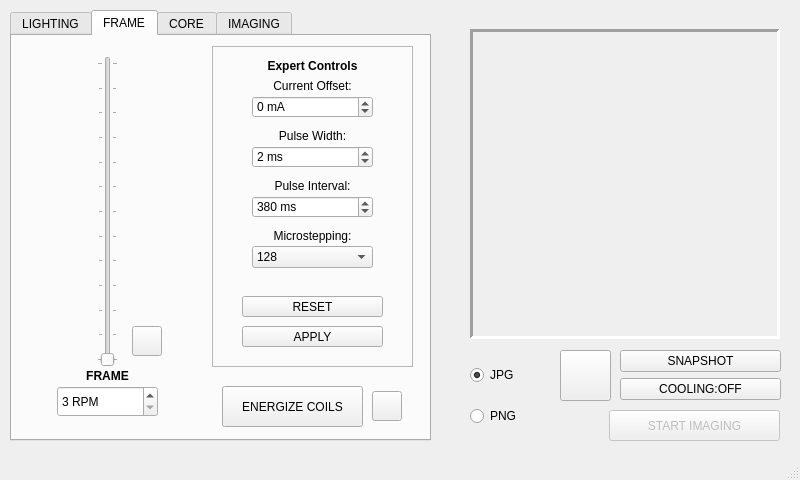
Above: _ui/Clinostat.ui from CoSE-Jerry/3D-Clinostat before the change. Below: the same form after it.
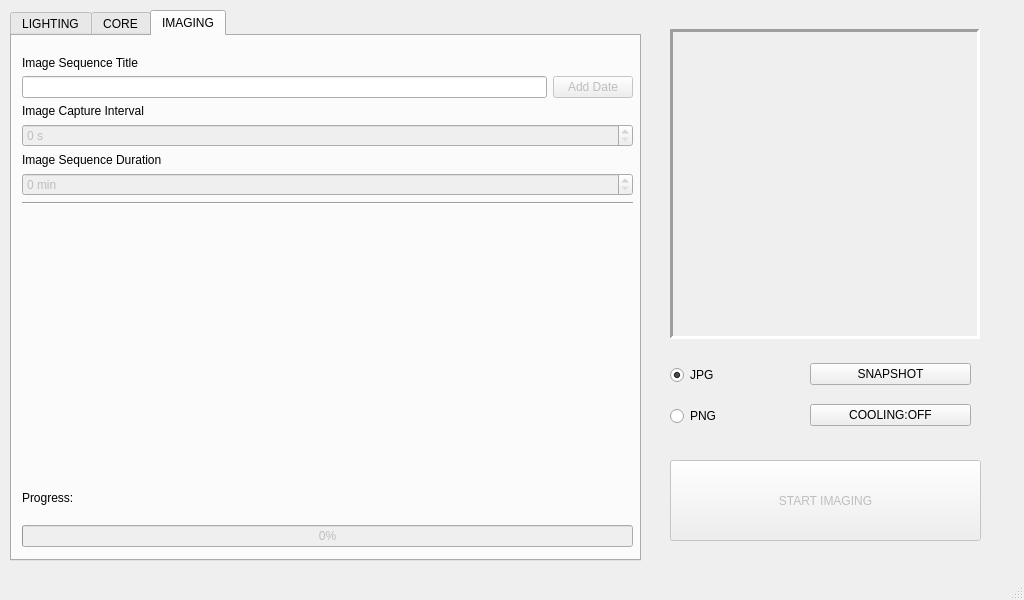
That is the form after the change. The open tabs and pages were chosen to show the change. Icons and pictures are not drawn.

```diff
--- a/_ui/Clinostat.ui
+++ b/_ui/Clinostat.ui
@@ -9,8 +9,8 @@
    <rect>
     <x>0</x>
     <y>0</y>
-    <width>800</width>
-    <height>480</height>
+    <width>1024</width>
+    <height>600</height>
    </rect>
   </property>
   <property name="windowTitle">
@@ -24,7 +24,7 @@
    <widget class="QLabel" name="Image_Frame">
     <property name="geometry">
      <rect>
-      <x>470</x>
+      <x>670</x>
       <y>29</y>
       <width>310</width>
       <height>310</height>
@@ -54,8 +54,8 @@
      <rect>
       <x>10</x>
       <y>10</y>
-      <width>421</width>
-      <height>431</height>
+      <width>631</width>
+      <height>551</height>
      </rect>
     </property>
     <property name="currentIndex">
@@ -423,362 +423,6 @@
       </property>
      </widget>
     </widget>
-    <widget class="QWidget" name="Frame_tab">
-     <attribute name="title">
-      <string>FRAME</string>
-     </attribute>
-     <widget class="QSlider" name="frame_verticalSlider">
-      <property name="geometry">
-       <rect>
-        <x>85</x>
-        <y>20</y>
-        <width>21</width>
-        <height>311</height>
-       </rect>
-      </property>
-      <property name="minimum">
-       <number>3</number>
-      </property>
-      <property name="maximum">
-       <number>15</number>
-      </property>
-      <property name="tracking">
-       <bool>true</bool>
-      </property>
-      <property name="orientation">
-       <enum>Qt::Vertical</enum>
-      </property>
-      <property name="tickPosition">
-       <enum>QSlider::TicksBothSides</enum>
-      </property>
-      <property name="tickInterval">
-       <number>1</number>
-      </property>
-     </widget>
-     <widget class="QSpinBox" name="frame_spinBox">
-      <property name="geometry">
-       <rect>
-        <x>45</x>
-        <y>350</y>
-        <width>101</width>
-        <height>31</height>
-       </rect>
-      </property>
-      <property name="suffix">
-       <string> RPM</string>
-      </property>
-      <property name="minimum">
-       <number>3</number>
-      </property>
-      <property name="maximum">
-       <number>15</number>
-      </property>
-     </widget>
-     <widget class="QLabel" name="frame_label">
-      <property name="geometry">
-       <rect>
-        <x>45</x>
-        <y>330</y>
-        <width>101</width>
-        <height>21</height>
-       </rect>
-      </property>
-      <property name="text">
-       <string>&lt;html&gt;&lt;head/&gt;&lt;body&gt;&lt;p align=&quot;center&quot;&gt;&lt;span style=&quot; font-weight:600;&quot;&gt;FRAME&lt;/span&gt;&lt;/p&gt;&lt;/body&gt;&lt;/html&gt;</string>
-      </property>
-     </widget>
-     <widget class="QFrame" name="frame_2">
-      <property name="geometry">
-       <rect>
-        <x>200</x>
-        <y>10</y>
-        <width>201</width>
-        <height>321</height>
-       </rect>
-      </property>
-      <property name="frameShape">
-       <enum>QFrame::StyledPanel</enum>
-      </property>
-      <property name="frameShadow">
-       <enum>QFrame::Raised</enum>
-      </property>
-      <widget class="QSpinBox" name="frameCD_spinBox">
-       <property name="geometry">
-        <rect>
-         <x>40</x>
-         <y>50</y>
-         <width>121</width>
-         <height>22</height>
-        </rect>
-       </property>
-       <property name="suffix">
-        <string> mA</string>
-       </property>
-       <property name="prefix">
-        <string/>
-       </property>
-       <property name="minimum">
-        <number>-200</number>
-       </property>
-       <property name="maximum">
-        <number>200</number>
-       </property>
-      </widget>
-      <widget class="QLabel" name="label_2">
-       <property name="geometry">
-        <rect>
-         <x>40</x>
-         <y>30</y>
-         <width>121</width>
-         <height>21</height>
-        </rect>
-       </property>
-       <property name="text">
-        <string>&lt;html&gt;&lt;head/&gt;&lt;body&gt;&lt;p align=&quot;center&quot;&gt;Current Offset:&lt;/p&gt;&lt;/body&gt;&lt;/html&gt;</string>
-       </property>
-      </widget>
-      <widget class="QSpinBox" name="framePW_spinBox">
-       <property name="geometry">
-        <rect>
-         <x>40</x>
-         <y>100</y>
-         <width>121</width>
-         <height>22</height>
-        </rect>
-       </property>
-       <property name="suffix">
-        <string> ms</string>
-       </property>
-       <property name="prefix">
-        <string/>
-       </property>
-       <property name="minimum">
-        <number>1</number>
-       </property>
-       <property name="maximum">
-        <number>1000</number>
-       </property>
-       <property name="value">
-        <number>2</number>
-       </property>
-      </widget>
-      <widget class="QSpinBox" name="framePI_spinBox">
-       <property name="geometry">
-        <rect>
-         <x>40</x>
-         <y>150</y>
-         <width>121</width>
-         <height>22</height>
-        </rect>
-       </property>
-       <property name="suffix">
-        <string> ms</string>
-       </property>
-       <property name="minimum">
-        <number>1</number>
-       </property>
-       <property name="maximum">
-        <number>10000000</number>
-       </property>
-       <property name="value">
-        <number>380</number>
-       </property>
-      </widget>
-      <widget class="QLabel" name="label_5">
-       <property name="geometry">
-        <rect>
-         <x>40</x>
-         <y>80</y>
-         <width>121</width>
-         <height>21</height>
-        </rect>
-       </property>
-       <property name="text">
-        <string>&lt;html&gt;&lt;head/&gt;&lt;body&gt;&lt;p align=&quot;center&quot;&gt;Pulse Width:&lt;/p&gt;&lt;/body&gt;&lt;/html&gt;</string>
-       </property>
-      </widget>
-      <widget class="QLabel" name="label_7">
-       <property name="geometry">
-        <rect>
-         <x>40</x>
-         <y>130</y>
-         <width>121</width>
-         <height>21</height>
-        </rect>
-       </property>
-       <property name="text">
-        <string>&lt;html&gt;&lt;head/&gt;&lt;body&gt;&lt;p align=&quot;center&quot;&gt;Pulse Interval:&lt;/p&gt;&lt;/body&gt;&lt;/html&gt;</string>
-       </property>
-      </widget>
-      <widget class="QLabel" name="label_6">
-       <property name="geometry">
-        <rect>
-         <x>40</x>
-         <y>10</y>
-         <width>121</width>
-         <height>21</height>
-        </rect>
-       </property>
-       <property name="text">
-        <string>&lt;html&gt;&lt;head/&gt;&lt;body&gt;&lt;p align=&quot;center&quot;&gt;&lt;span style=&quot; font-weight:600;&quot;&gt;Expert Controls&lt;/span&gt;&lt;/p&gt;&lt;/body&gt;&lt;/html&gt;</string>
-       </property>
-      </widget>
-      <widget class="QLabel" name="label_13">
-       <property name="geometry">
-        <rect>
-         <x>40</x>
-         <y>180</y>
-         <width>121</width>
-         <height>21</height>
-        </rect>
-       </property>
-       <property name="text">
-        <string>&lt;html&gt;&lt;head/&gt;&lt;body&gt;&lt;p align=&quot;center&quot;&gt;Microstepping:&lt;/p&gt;&lt;/body&gt;&lt;/html&gt;</string>
-       </property>
-      </widget>
-      <widget class="QPushButton" name="frameApply_pushButton">
-       <property name="geometry">
-        <rect>
-         <x>30</x>
-         <y>280</y>
-         <width>141</width>
-         <height>21</height>
-        </rect>
-       </property>
-       <property name="text">
-        <string>APPLY</string>
-       </property>
-      </widget>
-      <widget class="QComboBox" name="frameMS_comboBox">
-       <property name="geometry">
-        <rect>
-         <x>40</x>
-         <y>200</y>
-         <width>121</width>
-         <height>22</height>
-        </rect>
-       </property>
-       <property name="currentText">
-        <string>128</string>
-       </property>
-       <property name="currentIndex">
-        <number>7</number>
-       </property>
-       <item>
-        <property name="text">
-         <string>1</string>
-        </property>
-       </item>
-       <item>
-        <property name="text">
-         <string>2</string>
-        </property>
-       </item>
-       <item>
-        <property name="text">
-         <string>4</string>
-        </property>
-       </item>
-       <item>
-        <property name="text">
-         <string>8</string>
-        </property>
-       </item>
-       <item>
-        <property name="text">
-         <string>16</string>
-        </property>
-       </item>
-       <item>
-        <property name="text">
-         <string>32</string>
-        </property>
-       </item>
-       <item>
-        <property name="text">
-         <string>64</string>
-        </property>
-       </item>
-       <item>
-        <property name="text">
-         <string>128</string>
-        </property>
-       </item>
-      </widget>
-      <widget class="QPushButton" name="frameReset_pushButton">
-       <property name="geometry">
-        <rect>
-         <x>30</x>
-         <y>250</y>
-         <width>141</width>
-         <height>21</height>
-        </rect>
-       </property>
-       <property name="text">
-        <string>RESET</string>
-       </property>
-      </widget>
-     </widget>
-     <widget class="QPushButton" name="frameErgz_pushButton">
-      <property name="geometry">
-       <rect>
-        <x>210</x>
-        <y>350</y>
-        <width>141</width>
-        <height>41</height>
-       </rect>
-      </property>
-      <property name="text">
-       <string>ENERGIZE COILS</string>
-      </property>
-     </widget>
-     <widget class="QPushButton" name="frameReverse_pushButton">
-      <property name="geometry">
-       <rect>
-        <x>120</x>
-        <y>290</y>
-        <width>30</width>
-        <height>30</height>
-       </rect>
-      </property>
-      <property name="text">
-       <string/>
-      </property>
-      <property name="icon">
-       <iconset>
-        <normaloff>../_image/forward.png</normaloff>../_image/forward.png</iconset>
-      </property>
-      <property name="iconSize">
-       <size>
-        <width>20</width>
-        <height>20</height>
-       </size>
-      </property>
-     </widget>
-     <widget class="QPushButton" name="frameLink_pushButton">
-      <property name="geometry">
-       <rect>
-        <x>360</x>
-        <y>355</y>
-        <width>30</width>
-        <height>30</height>
-       </rect>
-      </property>
-      <property name="text">
-       <string/>
-      </property>
-      <property name="icon">
-       <iconset>
-        <normaloff>../_image/Link.png</normaloff>../_image/Link.png</iconset>
-      </property>
-      <property name="iconSize">
-       <size>
-        <width>20</width>
-        <height>20</height>
-       </size>
-      </property>
-     </widget>
-    </widget>
     <widget class="QWidget" name="Core_tab">
      <attribute name="title">
       <string>CORE</string>
@@ -1147,8 +791,8 @@
        <rect>
         <x>10</x>
         <y>20</y>
-        <width>391</width>
-        <height>311</height>
+        <width>611</width>
+        <height>411</height>
        </rect>
       </property>
       <layout class="QVBoxLayout" name="verticalLayout_3">
@@ -1256,10 +900,10 @@
      <widget class="QWidget" name="layoutWidget">
       <property name="geometry">
        <rect>
-        <x>0</x>
-        <y>340</y>
-        <width>411</width>
-        <height>51</height>
+        <x>10</x>
+        <y>440</y>
+        <width>611</width>
+        <height>71</height>
        </rect>
       </property>
       <layout class="QVBoxLayout" name="verticalLayout_6">
@@ -1287,7 +931,7 @@
    <widget class="QWidget" name="verticalLayoutWidget_4">
     <property name="geometry">
      <rect>
-      <x>470</x>
+      <x>670</x>
       <y>350</y>
       <width>81</width>
       <height>91</height>
@@ -1316,10 +960,10 @@
    <widget class="QWidget" name="verticalLayoutWidget_5">
     <property name="geometry">
      <rect>
-      <x>620</x>
+      <x>810</x>
       <y>350</y>
       <width>161</width>
-      <height>51</height>
+      <height>91</height>
      </rect>
     </property>
     <layout class="QVBoxLayout" name="verticalLayout_13">
@@ -1351,39 +995,16 @@
     </property>
     <property name="geometry">
      <rect>
-      <x>609</x>
-      <y>410</y>
-      <width>171</width>
-      <height>31</height>
+      <x>670</x>
+      <y>460</y>
+      <width>311</width>
+      <height>81</height>
      </rect>
     </property>
     <property name="text">
      <string>START IMAGING</string>
     </property>
    </widget>
-   <widget class="QPushButton" name="music_pushButton">
-    <property name="geometry">
-     <rect>
-      <x>560</x>
-      <y>350</y>
-      <width>51</width>
-      <height>51</height>
-     </rect>
-    </property>
-    <property name="text">
-     <string/>
-    </property>
-    <property name="icon">
-     <iconset>
-      <normaloff>../_image/DS.png</normaloff>../_image/DS.png</iconset>
-    </property>
-    <property name="iconSize">
-     <size>
-      <width>30</width>
-      <height>30</height>
-     </size>
-    </property>
-   </widget>
   </widget>
   <widget class="QStatusBar" name="statusBar"/>
   <action name="actionOpen_Directory">
```
Left out of the diff: 112 changed lines with no effect on the pictures.
